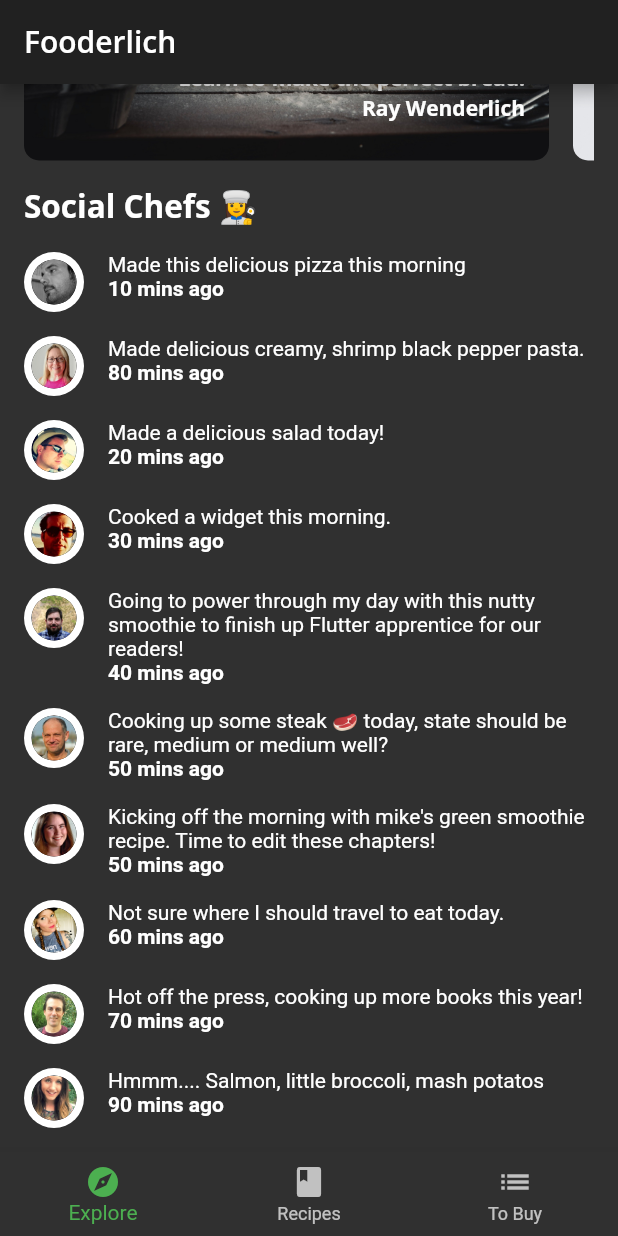
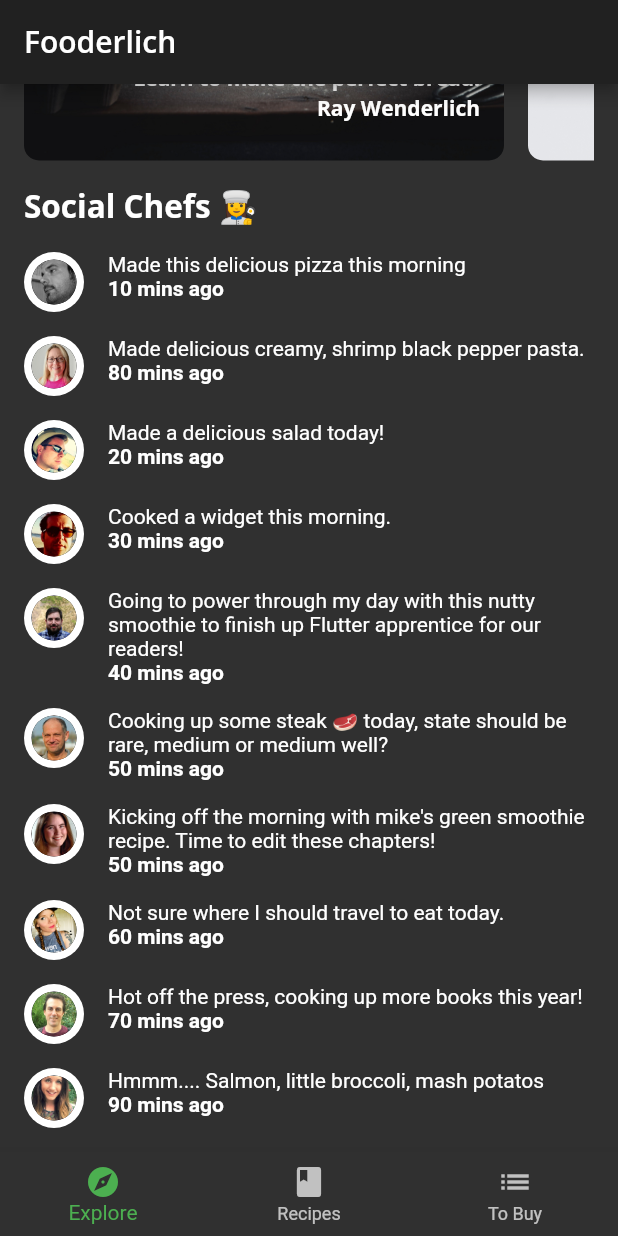
Before and after one commit to DahackerInno/05-scrollable-widgets, a Flutter app: the screen it shows after launch, scrolled down 410 dp, on a phone screen of 412 x 824 dp. Run offline on Flutter 3.47's test engine with Material 2 defaults, Android fonts, the phone set to English and light mode, and no system bars; our stand-ins replace google_fonts; project files that could hold a hidden picture were left out.

Commit message:
Final touches

```diff
--- a/lib/components/card1.dart
+++ b/lib/components/card1.dart
@@ -48,7 +48,7 @@ class Card1 extends StatelessWidget {
         ),
         padding: const EdgeInsets.all(16),
         constraints: const BoxConstraints.expand(
-          width: 350,
+          width: 320,
           height: 450,
         ),
         decoration: BoxDecoration(
--- a/lib/components/card2.dart
+++ b/lib/components/card2.dart
@@ -17,7 +17,7 @@ class Card2 extends StatelessWidget {
     return Center(
       child: Container(
         constraints: const BoxConstraints.expand(
-          width: 350,
+          width: 320,
           height: 450,
         ),
         decoration: BoxDecoration(
--- a/lib/components/card3.dart
+++ b/lib/components/card3.dart
@@ -32,7 +32,7 @@ class Card3 extends StatelessWidget {
     return Center(
       child: Container(
         constraints: const BoxConstraints.expand(
-          width: 350,
+          width: 320,
           height: 450,
         ),
         decoration: BoxDecoration(
```
